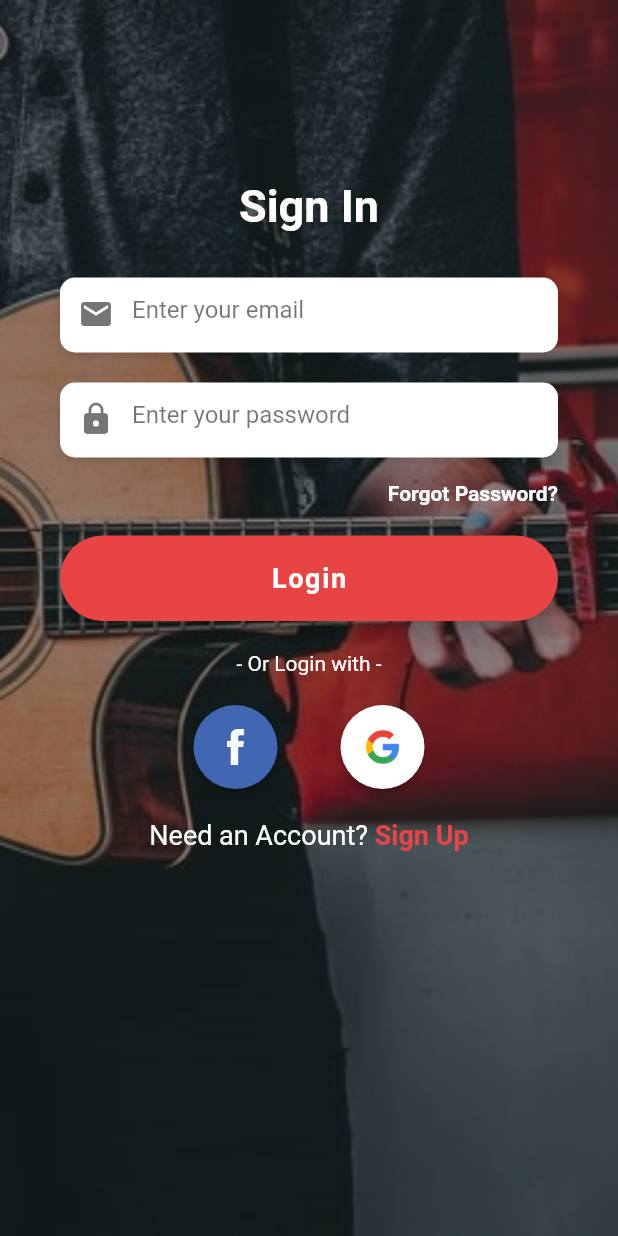
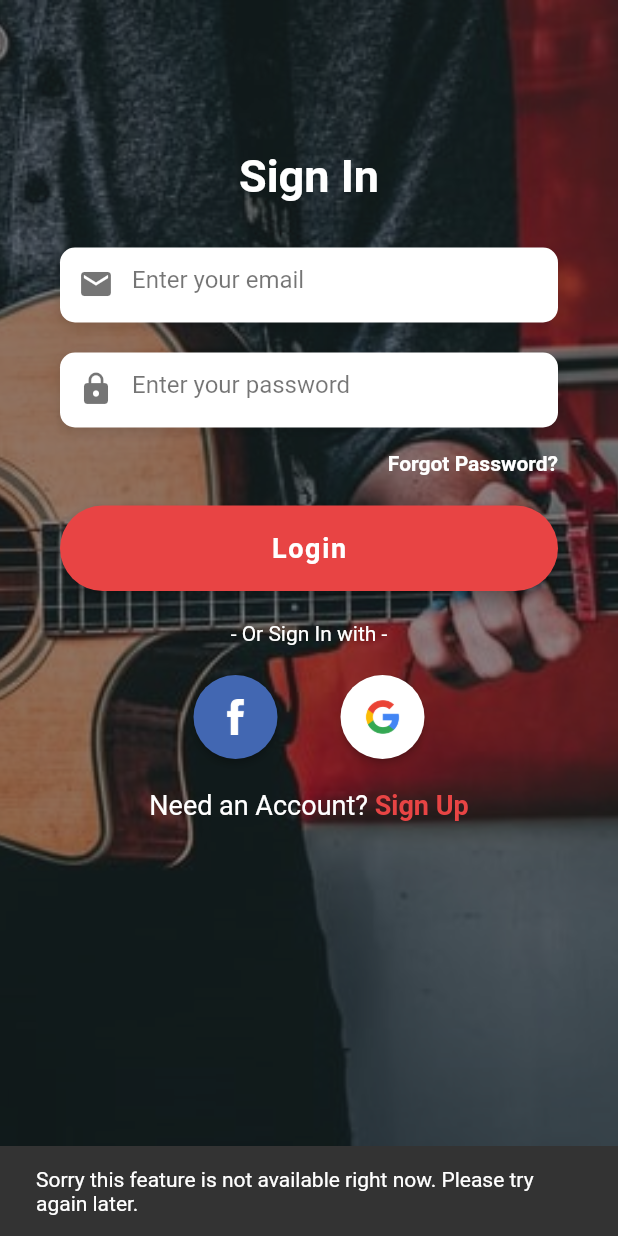
Before and after one commit to Aaron-CR/eShop-Flutter, a Flutter app: the screen it shows after launch, after a tap on "Forgot Password?", on a phone screen of 412 x 824 dp. Run offline on Flutter 3.47's test engine with Material 2 defaults, Android fonts, the phone set to English and light mode, and no system bars; our stand-ins replace cloud_firestore, firebase_auth, flushbar, flutter_spinkit, google_sign_in; accounts and stored records are empty; Roboto replaces fonts that are missing (OpenSans).

Commit message:
Stable 0.0.3

```diff
--- a/lib/router.dart
+++ b/lib/router.dart
@@ -1,3 +1,4 @@
+import 'package:eshop/screens/authenticate/authenticate.dart';
 import 'package:eshop/screens/deals_screen.dart';
 import 'package:eshop/screens/product_list_screen.dart';
 import 'package:eshop/screens/profile_screen.dart';
@@ -8,6 +9,7 @@ import 'package:eshop/screens/authenticate/sign_in_screen.dart';
 import 'package:eshop/screens/authenticate/sign_up_screen.dart';
 
 var routes = <String, WidgetBuilder>{
+  authenticateRoute: (context) => AuthenticateScreen(),
   signInRoute: (context) => SignInScreen(),
   signUpRoute: (context) => SignUpScreen(),
   dealsRoute: (context) => DealsScreen(),
--- /dev/null
+++ b/lib/screens/authenticate/authenticate.dart
@@ -0,0 +1,300 @@
+import 'package:flutter/material.dart';
+import 'package:provider/provider.dart';
+
+import 'package:eshop/services/auth.dart';
+import 'package:eshop/shared/constants.dart';
+import 'package:eshop/utils/background.dart';
+import 'package:eshop/utils/email_validator.dart';
+import 'package:eshop/widgets/circular_button.dart';
+import 'package:eshop/widgets/input.dart';
+import 'package:eshop/widgets/rounded_button.dart';
+
+class AuthenticateScreen extends StatefulWidget {
+  AuthenticateScreen({Key key}) : super(key: key);
+
+  @override
+  _AuthenticateScreenState createState() => _AuthenticateScreenState();
+}
+
+class _AuthenticateScreenState extends State<AuthenticateScreen> {
+  final _formKey = GlobalKey<FormState>();
+  final _scaffoldKey = GlobalKey<ScaffoldState>();
+  bool _isLogin = true;
+  String _email;
+  String _password;
+  String _displayName;
+
+  @override
+  Widget build(BuildContext context) {
+    final user = Provider.of<AuthService>(context);
+    return Container(
+      child: Scaffold(
+        key: _scaffoldKey,
+        body: Stack(
+          children: <Widget>[
+            Background(),
+            Container(
+              child: SingleChildScrollView(
+                padding:
+                    EdgeInsets.symmetric(horizontal: 40.0, vertical: 100.0),
+                physics: AlwaysScrollableScrollPhysics(),
+                child: Column(
+                  children: <Widget>[
+                    _isLogin ? _signIn(user) : _signUp(user),
+                    _socialButtonsRow(user),
+                    _footerBotton(),
+                  ],
+                ),
+              ),
+            )
+          ],
+        ),
+      ),
+    );
+  }
+
+  Widget _signIn(AuthService user) {
+    return Column(
+      children: <Widget>[
+        Text(
+          'Sign In',
+          style: TextStyle(
+            color: Colors.white,
+            fontFamily: 'OpenSans',
+            fontSize: 30.0,
+            fontWeight: FontWeight.bold,
+          ),
+        ),
+        SizedBox(height: 30.0),
+        Form(
+          key: _formKey,
+          child: Column(
+            children: <Widget>[
+              CustomTextFormField(
+                validator: (value) =>
+                    !isEmail(value) ? 'Enter a valid email address' : null,
+                keyboardType: TextInputType.emailAddress,
+                hintText: 'Enter your email',
+                icon: Icons.email,
+                onChanged: (value) {
+                  setState(() {
+                    _email = value.trim();
+                  });
+                },
+              ),
+              SizedBox(height: 20.0),
+              CustomTextFormField(
+                validator: (value) => value.length < 6
+                    ? 'Password must be at least 6 digits long'
+                    : null,
+                obscureText: true,
+                hintText: 'Enter your password',
+                icon: Icons.lock,
+                onChanged: (value) {
+                  setState(() {
+                    _password = value;
+                  });
+                },
+              ),
+              forgotPasswordButton(),
+              RoundedButton(
+                text: 'Login',
+                onPressed: () async {
+                  if (_formKey.currentState.validate()) {
+                    if (!await user.signInUser(_email, _password)) {
+                      _scaffoldKey.currentState.showSnackBar(
+                        SnackBar(
+                          content: Text(
+                              "Your email and password combination does not match a eShop account. Please try again."),
+                        ),
+                      );
+                    }
+                  }
+                },
+              ),
+            ],
+          ),
+        ),
+      ],
+    );
+  }
+
+  Widget forgotPasswordButton() {
+    return Container(
+      alignment: Alignment.centerRight,
+      child: Padding(
+        padding: const EdgeInsets.only(top: 16.0),
+        child: GestureDetector(
+          onTap: () {
+            _scaffoldKey.currentState.showSnackBar(
+              SnackBar(
+                content: Text(
+                    "Sorry this feature is not available right now. Please try again later."),
+              ),
+            );
+          },
+          child: Text(
+            'Forgot Password?',
+            style: kLabelStyle,
+          ),
+        ),
+      ),
+    );
+  }
+
+  Widget _signUp(AuthService user) {
+    return Column(
+      children: <Widget>[
+        Text(
+          'Sign Up',
+          style: TextStyle(
+            color: Colors.white,
+            fontFamily: 'OpenSans',
+            fontSize: 30.0,
+            fontWeight: FontWeight.bold,
+          ),
+        ),
+        SizedBox(height: 30.0),
+        Form(
+          key: _formKey,
+          child: Column(
+            children: <Widget>[
+              CustomTextFormField(
+                validator: (value) => value.isEmpty ? 'Enter an name' : null,
+                hintText: 'Enter your name',
+                icon: Icons.person,
+                onChanged: (value) {
+                  setState(() {
+                    _displayName = value;
+                  });
+                },
+              ),
+              SizedBox(height: 20.0),
+              CustomTextFormField(
+                validator: (value) =>
+                    !isEmail(value) ? 'Enter a valid email address' : null,
+                keyboardType: TextInputType.emailAddress,
+                hintText: 'Enter your email',
+                icon: Icons.email,
+                onChanged: (value) {
+                  setState(() {
+                    _email = value.trim();
+                  });
+                },
+              ),
+              SizedBox(height: 20.0),
+              CustomTextFormField(
+                validator: (value) => value.length < 6
+                    ? 'Password must be at least 6 digits long'
+                    : null,
+                obscureText: true,
+                hintText: 'Enter your password',
+                icon: Icons.lock,
+                onChanged: (value) {
+                  setState(() {
+                    _password = value;
+                  });
+                },
+              ),
+              SizedBox(height: 10.0),
+              RoundedButton(
+                text: 'Register',
+                onPressed: () async {
+                  if (_formKey.currentState.validate()) {
+                    if (!await user.signUpUser(
+                        _email, _password, _displayName)) {
+                      _scaffoldKey.currentState.showSnackBar(
+                        SnackBar(
+                          content:
+                              Text("Something went wrong. Please try again."),
+                        ),
+                      );
+                    }
+                  }
+                },
+              ),
+            ],
+          ),
+        ),
+      ],
+    );
+  }
+
+  Widget _socialButtonsRow(user) {
+    return Column(
+      children: <Widget>[
+        Text(
+          _isLogin ? '- Or Sign In with -' : '- Or Sign Up with -',
+          style: kWhiteTextStyle,
+        ),
+        Padding(
+          padding: EdgeInsets.symmetric(vertical: 20.0),
+          child: Row(
+            mainAxisAlignment: MainAxisAlignment.center,
+            children: <Widget>[
+              // Facebook
+              CircularButton(
+                onPressed: () {
+                  _scaffoldKey.currentState.showSnackBar(
+                    SnackBar(
+                      content: Text(
+                          "Sorry this feature is not available right now. Please try again later."),
+                    ),
+                  );
+                },
+                image: 'assets/images/facebook-logo.png',
+                color: Color(0xFF4267B2),
+              ),
+              SizedBox(width: 10.0),
+              // Google
+              CircularButton(
+                onPressed: () async {
+                  if (!await user.signInWithGoogle()) {
+                    _scaffoldKey.currentState.showSnackBar(
+                      SnackBar(
+                        content: Text("Something is wrong"),
+                      ),
+                    );
+                  }
+                },
+                image: 'assets/images/google-logo.png',
+              ),
+            ],
+          ),
+        ),
+      ],
+    );
+  }
+
+  Widget _footerBotton() {
+    return GestureDetector(
+      onTap: () {
+        setState(() {
+          _isLogin = !_isLogin;
+        });
+      },
+      child: RichText(
+        text: TextSpan(
+          children: [
+            TextSpan(
+              text: _isLogin ? 'Need an Account? ' : 'Already Have Account? ',
+              style: TextStyle(
+                color: Colors.white,
+                fontSize: 18.0,
+                fontWeight: FontWeight.w400,
+              ),
+            ),
+            TextSpan(
+              text: _isLogin ? 'Sign Up' : 'Sign In',
+              style: TextStyle(
+                color: kMainColor,
+                fontSize: 18.0,
+                fontWeight: FontWeight.bold,
+              ),
+            ),
+          ],
+        ),
+      ),
+    );
+  }
+}
--- a/lib/screens/authenticate/sign_in_screen.dart
+++ b/lib/screens/authenticate/sign_in_screen.dart
@@ -1,8 +1,7 @@
 import 'package:eshop/services/auth.dart';
 import 'package:eshop/shared/constants.dart';
-import 'package:eshop/utils/background_image.dart';
+import 'package:eshop/utils/background.dart';
 import 'package:eshop/utils/email_validator.dart';
-import 'package:eshop/widgets/circular_button.dart';
 import 'package:eshop/widgets/input.dart';
 import 'package:eshop/widgets/rounded_button.dart';
 import 'package:eshop/widgets/social_buttons_row.dart';
@@ -28,11 +27,7 @@ class _SignInScreenState extends State<SignInScreen> {
       key: _scaffoldKey,
       body: Stack(
         children: <Widget>[
-          Container(
-            height: double.infinity,
-            width: double.infinity,
-            decoration: backgroundImage(),
-          ),
+          Background(),
           Container(
             height: double.infinity,
             child: SingleChildScrollView(
@@ -87,11 +82,14 @@ class _SignInScreenState extends State<SignInScreen> {
                           text: 'Login',
                           onPressed: () async {
                             if (_formKey.currentState.validate()) {
-                              if (!await user.signInUser(_email, _password))
-                                _scaffoldKey.currentState.showSnackBar(SnackBar(
-                                  content: Text(
-                                      "Your email and password combination does not match a eShop account. Please try again."),
-                                ));
+                              if (!await user.signInUser(_email, _password)) {
+                                _scaffoldKey.currentState.showSnackBar(
+                                  SnackBar(
+                                    content: Text(
+                                        "Your email and password combination does not match a eShop account. Please try again."),
+                                  ),
+                                );
+                              }
                             }
                           },
                         ),
--- a/lib/services/auth.dart
+++ b/lib/services/auth.dart
@@ -38,7 +38,8 @@ class AuthService with ChangeNotifier {
 
   /// Sign Up
   // Sign Up with email & password
-  Future signUpUser(String email, String password, String displayName) async {
+  Future<bool> signUpUser(
+      String email, String password, String displayName) async {
     String photoUrl =
         'https://eshop-bbd48.firebaseapp.com/assets/images/user/user-thumb.jpg';
     try {
--- a/lib/shared/constants.dart
+++ b/lib/shared/constants.dart
@@ -1,6 +1,10 @@
 import 'package:flutter/material.dart';
 
 final kMainColor = Color(0xFFE84444);
+
+final kWhiteTextStyle = TextStyle(
+  color: Colors.white,
+);
 
 final kHintTextStyle = TextStyle(
   color: Colors.black54,
--- a/lib/shared/constants_routes.dart
+++ b/lib/shared/constants_routes.dart
@@ -1,6 +1,7 @@
 /// This file contains all the routing constants used within the app
 
 const String homeRoute = '/';
+const String authenticateRoute = '/authenticate';
 const String signInRoute = '/signin';
 const String signUpRoute = '/signup';
 const String dealsRoute = '/deals';
--- /dev/null
+++ b/lib/utils/background.dart
@@ -0,0 +1,18 @@
+import 'package:flutter/material.dart';
+
+class Background extends StatelessWidget {
+  @override
+  Widget build(BuildContext context) {
+    return Container(
+      decoration: BoxDecoration(
+        color: Colors.black87,
+        image: DecorationImage(
+          fit: BoxFit.cover,
+          colorFilter: ColorFilter.mode(
+              Colors.black.withOpacity(0.5), BlendMode.dstATop),
+          image: AssetImage('assets/images/background/signup.jpg'),
+        ),
+      ),
+    );
+  }
+}
--- a/lib/utils/background_image.dart
+++ /dev/null
@@ -1,13 +0,0 @@
-import 'package:flutter/material.dart';
-
-BoxDecoration backgroundImage() {
-  return BoxDecoration(
-    color: Colors.black87,
-    image: DecorationImage(
-      fit: BoxFit.cover,
-      colorFilter:
-          ColorFilter.mode(Colors.black.withOpacity(0.5), BlendMode.dstATop),
-      image: AssetImage('assets/images/background/signup.jpg'),
-    ),
-  );
-}
--- a/lib/wrapper.dart
+++ b/lib/wrapper.dart
@@ -1,3 +1,4 @@
+import 'package:eshop/screens/authenticate/authenticate.dart';
 import 'package:eshop/screens/authenticate/sign_in_screen.dart';
 import 'package:eshop/screens/home.dart';
 import 'package:eshop/services/auth.dart';
@@ -19,7 +20,7 @@ class Wrapper extends StatelessWidget {
             case Status.Uninitialized:
               return Splash();
             case Status.Unauthenticated:
-              return SignInScreen();
+              return AuthenticateScreen();
             case Status.Authenticating:
               return Spinner();
             case Status.Authenticated:
```
Also changed, not shown: lib/screens/authenticate/sign_up_screen.dart (+2 -6 lines).
